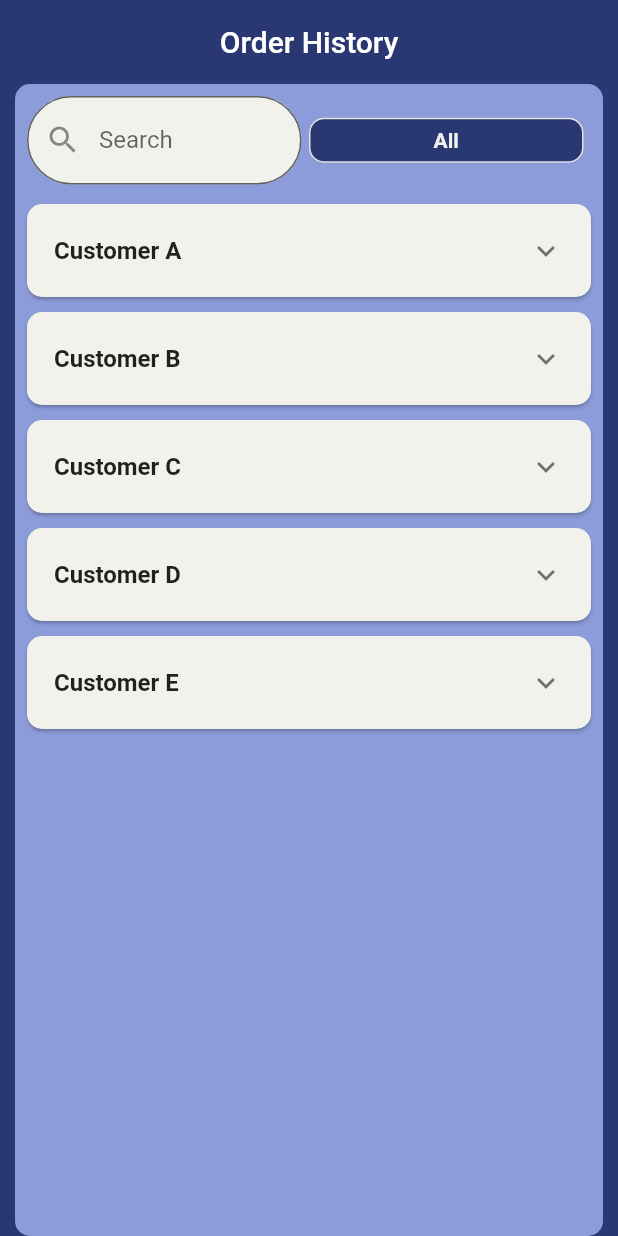
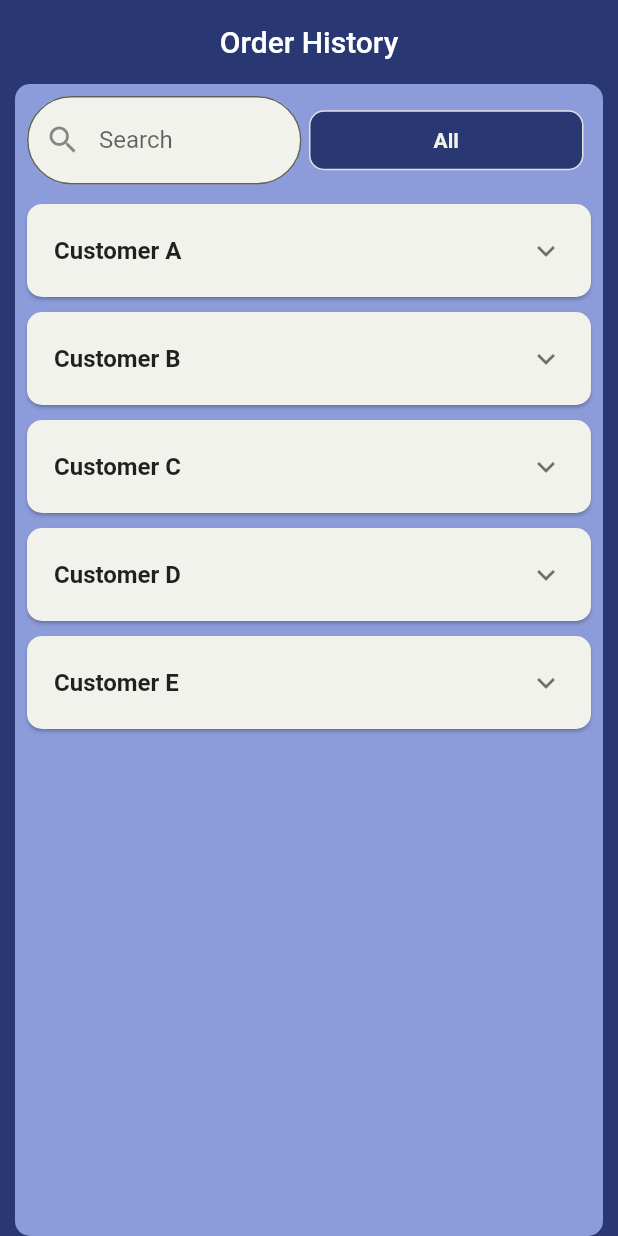
Before and after one commit to BloodHound31/MVVM_Architecture_Training, a Flutter app: the screen it shows after launch, on a phone screen of 412 x 824 dp. Run offline on Flutter 3.47's test engine with Material 2 defaults, Android fonts, the light colour scheme and no system bars; our stand-ins replace flutter_spinkit, fluttertoast; accounts and stored records are empty.

Commit message:
Small changes

```diff
--- a/Login_Registration_Clone/lib/Resources/Components/custom_drop_down.dart
+++ b/Login_Registration_Clone/lib/Resources/Components/custom_drop_down.dart
@@ -10,16 +10,18 @@ class CustomDropDown extends StatelessWidget {
 
   final double borderRadius;
 
+  final double dropDownHeight;
+
   final Color bgColor;
 
   final Color textColor;
 
-  const CustomDropDown({super.key, required this.list, required this.dropDownValue, required this.onChange, required this.borderRadius, required this.bgColor, required this.textColor});
+  const CustomDropDown({super.key, required this.list, required this.dropDownValue, required this.onChange, required this.borderRadius, required this.bgColor, required this.textColor, required this.dropDownHeight});
 
   @override
   Widget build(BuildContext context) {
     return Container(
-      height: 30,
+      height: dropDownHeight,
       decoration: BoxDecoration(
         color: bgColor,
         borderRadius: BorderRadius.circular(borderRadius),
--- a/Login_Registration_Clone/lib/Resources/CustomWidgets/OrderList/PaymentOptions/bank_payment.dart
+++ b/Login_Registration_Clone/lib/Resources/CustomWidgets/OrderList/PaymentOptions/bank_payment.dart
@@ -26,6 +26,7 @@ class _BankPaymentState extends State<BankPayment> {
                 padding: const EdgeInsets.only(top: 8, bottom: 5),
                 child: Consumer<PaymentSummaryViewModel>(builder: (context, bankProvider, child) {
                   return CustomDropDown(
+                      dropDownHeight: 40,
                       list: bankProvider.bankList,
                       dropDownValue: bankProvider.selectedBank,
                       onChange: (onChange) => bankProvider.onToggleChange(onChange),
--- a/Login_Registration_Clone/lib/Resources/CustomWidgets/OrderList/PaymentOptions/partial_payment.dart
+++ b/Login_Registration_Clone/lib/Resources/CustomWidgets/OrderList/PaymentOptions/partial_payment.dart
@@ -25,6 +25,7 @@ class _PartialPaymentState extends State<PartialPayment> {
               Expanded(
                 child: Consumer<PaymentSummaryViewModel>(builder: (__, value, _) {
                   return CustomDropDown(
+                      dropDownHeight: 40,
                       list: value.paymentOption,
                       dropDownValue: value.selectedPaymentOption,
                       onChange: (onChange) => value.switchPartialPaymentWidget(onChange),
--- a/Login_Registration_Clone/lib/Resources/CustomWidgets/OrderList/payment_summary.dart
+++ b/Login_Registration_Clone/lib/Resources/CustomWidgets/OrderList/payment_summary.dart
@@ -49,6 +49,7 @@ class PaymentSummary extends StatelessWidget {
                   flex: 1,
                   child: Consumer<PaymentSummaryViewModel>(builder: (context, paymentSummary, child) {
                     return CustomDropDown(
+                        dropDownHeight: 30,
                         list: paymentSummary.paymentList,
                         dropDownValue: paymentSummary.selectedMethod,
                         onChange: (value) => paymentSummary.switchWidget(value),
--- a/Login_Registration_Clone/lib/View/OrderView/order_list_view.dart
+++ b/Login_Registration_Clone/lib/View/OrderView/order_list_view.dart
@@ -59,6 +59,7 @@ class _OrderListState extends State<OrderList> {
                     flex: 2,
                     child: Consumer<OrderListViewModel>(builder: (_, orderList, child) {
                       return CustomDropDown(
+                          dropDownHeight: 40,
                           list: orderList.statusList,
                           dropDownValue: orderList.selectedStatus,
                           onChange: (value) => orderList.sortByStatus(value),
--- a/Login_Registration_Clone/lib/View/ProductsView/CheckOutPageView.dart
+++ b/Login_Registration_Clone/lib/View/ProductsView/CheckOutPageView.dart
@@ -76,6 +76,7 @@ class _CheckoutPageState extends State<CheckoutPage> {
                             children: [
                               Expanded(
                                 child: Consumer<CheckoutViewModel>(builder: (__, ckViewModel, _) => CustomDropDown(
+                                  dropDownHeight: 40,
                                   borderRadius: 5,
                                   textColor: AppColor.whiteColor,
                                   bgColor: AppColor.darkIndigo,
--- a/Login_Registration_Clone/lib/View/ProductsView/ProductsListPage.dart
+++ b/Login_Registration_Clone/lib/View/ProductsView/ProductsListPage.dart
@@ -88,6 +88,7 @@ class _ProductListState extends State<ProductList> {
                       flex: 1,
                       child: Consumer<ProductViewModel>(builder: (__, provider, _) {
                         return CustomDropDown(
+                          dropDownHeight: 40,
                           borderRadius: 50,
                           textColor: AppColor.darkIndigo,
                           bgColor: AppColor.lightIndigo,
@@ -105,6 +106,7 @@ class _ProductListState extends State<ProductList> {
                       flex: 1,
                       child: Consumer<ProductViewModel>(builder: (__, provider, _) {
                         return CustomDropDown(
+                          dropDownHeight: 40,
                           borderRadius: 50,
                           textColor: AppColor.darkIndigo,
                           bgColor: AppColor.lightIndigo,
```
